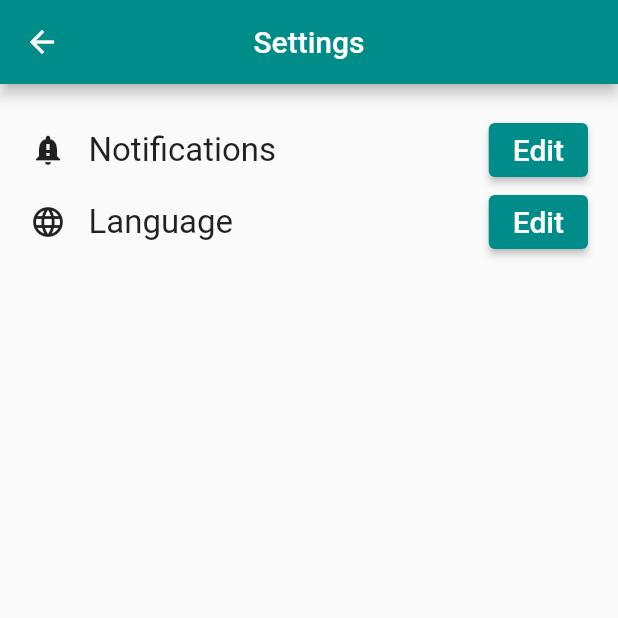
After one commit to tahabutt96/nahajulbalagha_flutter, a Flutter app: the settings screen opened directly, on a phone screen of 412 x 824 dp, the top half of it. The commit adds this screen. Run offline on Flutter 3.47's test engine with Material 2 defaults, Android fonts, the phone set to English and light mode, and no system bars; our stand-ins replace bottom_navy_bar, share, sqflite; missing offline and left inert: custom_switch, firebase_admob, flutter_appavailability; accounts and stored records are empty; Roboto replaces fonts that are missing (Loto-Regular).

Commit message:
few additions

```diff
--- a/lib/screens/homepage.dart
+++ b/lib/screens/homepage.dart
@@ -7,6 +7,7 @@ import 'package:nahjul_balagha/screens/hikmatlist.dart';
 import 'package:nahjul_balagha/screens/favourites.dart';
 import 'package:nahjul_balagha/screens/khutbalist.dart';
 import 'package:nahjul_balagha/screens/maktooblist.dart';
+import 'package:nahjul_balagha/screens/settings.dart';
 import 'package:nahjul_balagha/widgets/aboutus.dart';
 import 'package:nahjul_balagha/widgets/bottomnavigation.dart';
 import 'package:nahjul_balagha/widgets/homebottomnav.dart';
@@ -248,6 +249,16 @@ class _HomepageState extends State<Homepage> {
                 },
               ),
               Divider(),
+              ListTile(
+                leading: Icon(Icons.settings),
+                title:
+                Text('Settings', style: TextStyle(fontFamily: 'Lato-Bold')),
+                onTap: () {
+                  // Update the state of the app.
+                  // ...
+                  Navigator.push(context, MaterialPageRoute(builder: (context) => settings()));
+                },
+              ),
             ],
           ),
         ),
--- /dev/null
+++ b/lib/screens/settings.dart
@@ -0,0 +1,75 @@
+import 'package:flutter/material.dart';
+import 'package:nahjul_balagha/constants/constant_color.dart';
+import 'package:nahjul_balagha/screens/languagealert.dart';
+import 'package:nahjul_balagha/screens/settingsalert.dart';
+
+class settings extends StatelessWidget {
+  @override
+  Widget build(BuildContext context) {
+    return Scaffold(
+      appBar: AppBar(
+        backgroundColor: primary_background,
+        title: Text("Settings"),
+        centerTitle: true,
+      ),
+      body: Padding(
+        padding: const EdgeInsets.all(20.0),
+        child: Container(
+          child: Column(
+            children: [
+               Row(
+                 mainAxisAlignment: MainAxisAlignment.spaceBetween,
+                 crossAxisAlignment: CrossAxisAlignment.center,
+                 children: [
+                   Row(
+                     children: [
+                       Padding(
+                         padding: const EdgeInsets.only(right:15.0),
+                         child: Icon(Icons.notification_important),
+                       ),
+                       Text(
+                         "Notifications",style: TextStyle(fontSize: 22,fontFamily: 'Loto-Regular'),
+                       ),
+                     ],
+                   ),
+                   ElevatedButton(
+                     onPressed: () {
+                       Navigator.push(context, MaterialPageRoute(builder: (context) => SettingsAlert()));
+                     },
+                     style: ElevatedButton.styleFrom(primary: primary_background),
+                     child: const Text('Edit', style: TextStyle(fontSize: 20)),
+                   ),
+                 ],
+               ),
+              Row(
+                mainAxisAlignment: MainAxisAlignment.spaceBetween,
+                crossAxisAlignment: CrossAxisAlignment.center,
+                children: [
+                  Row(
+                    children: [
+                      Padding(
+                        padding: const EdgeInsets.only(right:15.0),
+                        child: Icon(Icons.language),
+                      ),
+                      Text(
+                        "Language",style: TextStyle(fontSize: 22,fontFamily: 'Loto-Regular'),
+                      ),
+                    ],
+                  ),
+                  ElevatedButton(
+                    onPressed: () {
+                      Navigator.push(context, MaterialPageRoute(builder: (context) => LanguageAlert()));
+                    },
+                    style: ElevatedButton.styleFrom(primary: primary_background),
+                    child: const Text('Edit', style: TextStyle(fontSize: 20)),
+                  ),
+                ],
+              )
+            ],
+          ),
+
+        ),
+      ),
+    );
+  }
+}
--- a/pubspec.yaml
+++ b/pubspec.yaml
@@ -34,6 +34,7 @@ dependencies:
   bottom_navy_bar: ^5.5.0
   url_launcher: ^5.7.10
   flutter_appavailability: ^0.0.21
+  custom_switch: ^0.0.1
 
 dev_dependencies:
   flutter_test:
```
Also changed, not shown: lib/screens/languagealert.dart (added, +118 -0 lines), lib/screens/settingsalert.dart (added, +118 -0 lines), pubspec.lock.
